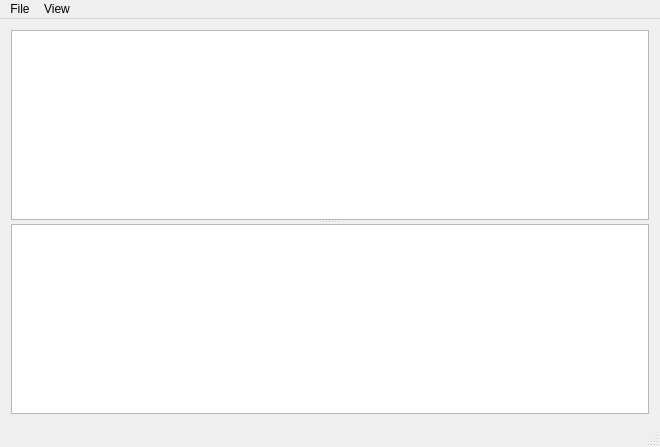
The window that mainwindow.ui (labyrinthofdreams/csv-template-ui) describes before a commit, drawn with Qt 5.
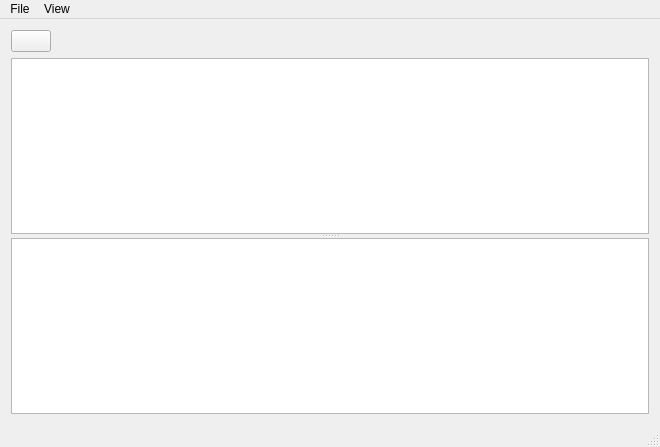
The same window after the commit. Icons and pictures are not drawn.

Commit message: Add open template button

What changed in the file:
```diff
--- a/mainwindow.ui
+++ b/mainwindow.ui
@@ -15,6 +15,34 @@
   </property>
   <widget class="QWidget" name="centralWidget">
    <layout class="QVBoxLayout" name="verticalLayout">
+    <item>
+     <layout class="QHBoxLayout" name="horizontalLayout">
+      <item>
+       <widget class="QPushButton" name="buttonOpen">
+        <property name="text">
+         <string/>
+        </property>
+        <property name="icon">
+         <iconset resource="resources.qrc">
+          <normaloff>:/icon/openfile.png</normaloff>:/icon/openfile.png</iconset>
+        </property>
+       </widget>
+      </item>
+      <item>
+       <spacer name="horizontalSpacer">
+        <property name="orientation">
+         <enum>Qt::Horizontal</enum>
+        </property>
+        <property name="sizeHint" stdset="0">
+         <size>
+          <width>40</width>
+          <height>20</height>
+         </size>
+        </property>
+       </spacer>
+      </item>
+     </layout>
+    </item>
     <item>
      <widget class="QSplitter" name="splitter">
       <property name="orientation">
```
Left out of the diff: 4 changed lines with no effect on the pictures. The commit also changes 5 other files.
